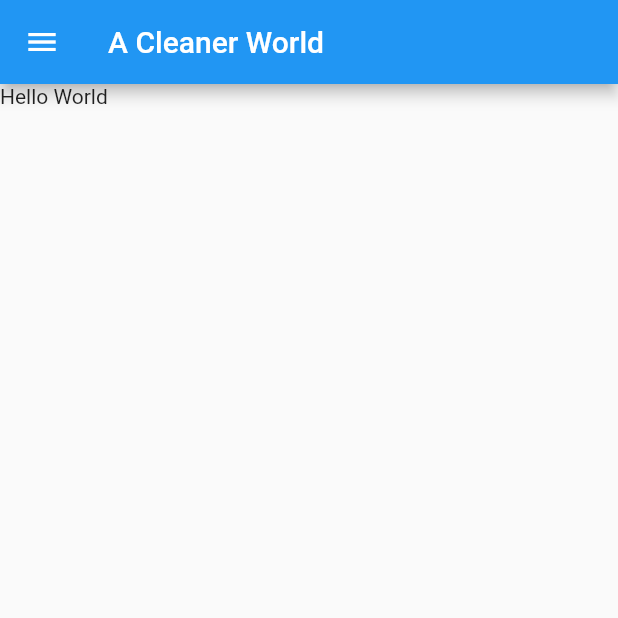
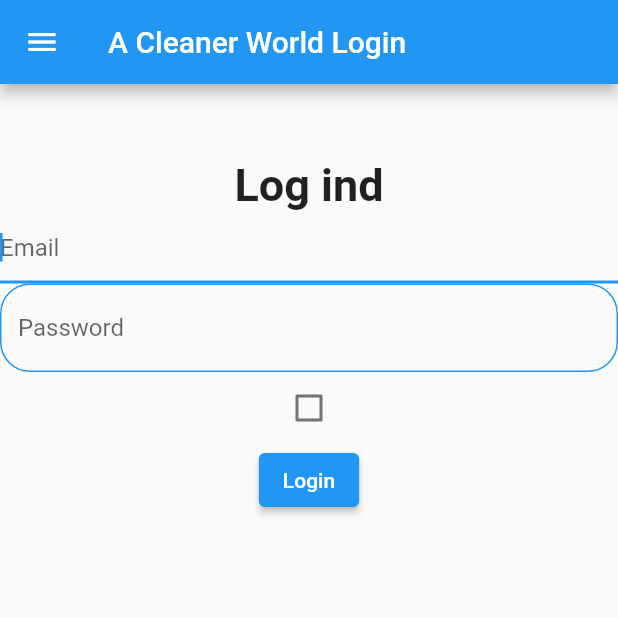
Before and after one commit to Hevidk72/acleanworld, a Flutter app: the signInPage screen opened by its route, on a phone screen of 412 x 824 dp, the top half of it. Run offline on Flutter 3.47's test engine with Material 2 defaults, Android fonts, the phone set to English and light mode, and no system bars; our stand-ins replace flutter_map, latlong2, line_awesome_flutter, location, shared_preferences, supabase; accounts and stored records are empty.

Commit message:
Working loginpage

```diff
--- a/lib/signInPage.dart
+++ b/lib/signInPage.dart
@@ -1,4 +1,3 @@
-import 'package:flutter/cupertino.dart';
 import 'package:flutter/material.dart';
 import 'package:supabase/supabase.dart';
 //Custom utils
@@ -21,6 +20,11 @@
   static const supabaseUrl = 'https://zbqoritnaqhkridbyaxc.supabase.co';
   static const supabaseKey = 'eyJhbGciOiJIUzI1NiIsInR5cCI6IkpXVCJ9.eyJpc3MiOiJzdXBhYmFzZSIsInJlZiI6InpicW9yaXRuYXFoa3JpZGJ5YXhjIiwicm9sZSI6ImFub24iLCJpYXQiOjE2Njg2MzI0NDEsImV4cCI6MTk4NDIwODQ0MX0.NO3SvLCPEmXMFIVFiHBYV9ZLp0o2IFgndMzpkwQG_F0';
   final dataBase = SupabaseClient(supabaseUrl, supabaseKey);
+  // Global
+  bool rememberMe = false;
+  TextEditingController _emailController = TextEditingController();
+  TextEditingController _passWordController = TextEditingController();
+
 
   @override
   initState()
@@ -29,12 +33,74 @@
   }
 
   @override
-  Widget build(BuildContext context) {
+  Widget build(BuildContext context)
+  {
       return Scaffold(
-      appBar: AppBar(title: const Text('A Cleaner World')),
+      appBar: AppBar(title: const Text('A Cleaner World Login')),
       drawer: buildDrawer(context, signInPage.route),
-      body: Text("Hello World")
-      );
+      body: Column(mainAxisAlignment: MainAxisAlignment.center, mainAxisSize: MainAxisSize.min, children:
+        [
+          Container(height: 50),
+          Text("Log ind", style: TextStyle(fontSize: 30,fontWeight: FontWeight.bold)),
+          TextField(controller: _emailController,
+                    autofocus: true,
+                    decoration: InputDecoration(hintText: "Email",
+                                                enabledBorder: OutlineInputBorder(borderRadius: BorderRadius.circular(10.0),
+                                                                                  borderSide: const BorderSide(color: Colors.blue),
+                                                                                 ),
+
+                                                ),
+                   ),
+          TextField(controller: _passWordController,
+                    obscureText: true,
+                    decoration: InputDecoration(hintText: "Password",
+                                                enabledBorder: OutlineInputBorder(borderRadius: BorderRadius.circular(20.0),
+                                                                                  borderSide: const BorderSide(color: Colors.blue),
+                                                                                 ),
+                                               ),
+                   ),
+          Checkbox(value: rememberMe, onChanged: (value){ toggleRememberMe(); }),
+          Row(mainAxisAlignment: MainAxisAlignment.center,
+          children:
+          [
+            ElevatedButton(child: const Text("Login"),
+                           onPressed: () { login(); },),
+          ])
+        ]),
+
+        );
+
+  }
+
+  Future<void> login()  async
+  {
+    final AuthResponse res;
+    try {
+      res = await dataBase.auth.signInWithPassword(email: _emailController.text,
+                                                   password: _passWordController.text);
+      ScaffoldMessenger.of(context).showSnackBar(SnackBar(content:Text('Login godkendt!',style: TextStyle(color: Colors.greenAccent, backgroundColor: Colors.black, fontSize: 20)),));
+    }
+    catch (e) {
+      ScaffoldMessenger.of(context).showSnackBar(SnackBar(content:Text('$e', style: TextStyle(color: Colors.redAccent, backgroundColor: Colors.black, fontSize: 20)),));
+    }
+
+    final Session? session = dataBase.auth.currentSession;
+
+    print(session?.toJson());
+    print(session?.user.toJson());
+
+  /*
+    final UserResponse userRes = await dataBase.auth.updateUser
+    (
+    UserAttributes(data: {"phone": "30 32 20 52"} ),
+    );
+  */
+
+  }
+
+  void toggleRememberMe()
+  {
+
   }
 
 }
--- a/lib/splash.dart
+++ b/lib/splash.dart
@@ -1,4 +1,5 @@
 import 'package:acleanworld/homePage.dart';
+import 'package:acleanworld/signInPage.dart';
 import 'package:flutter/material.dart';
 import 'package:line_awesome_flutter/line_awesome_flutter.dart';
 
@@ -21,7 +22,7 @@
 _navigatetohome() async
 {
   await Future.delayed(const Duration(milliseconds: 4000),);
-  Navigator.pushNamed(context,homePage.route);
+  Navigator.pushNamed(context,signInPage.route);
 }
 
 @override
```
